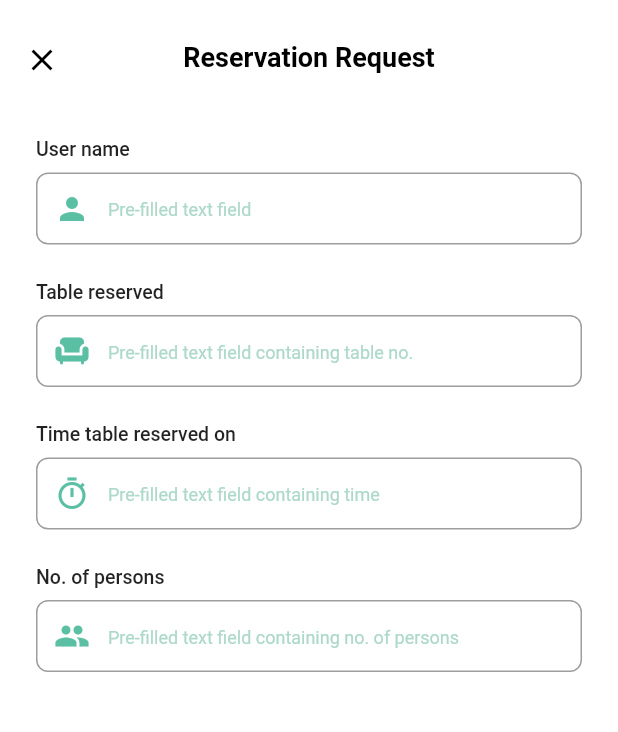
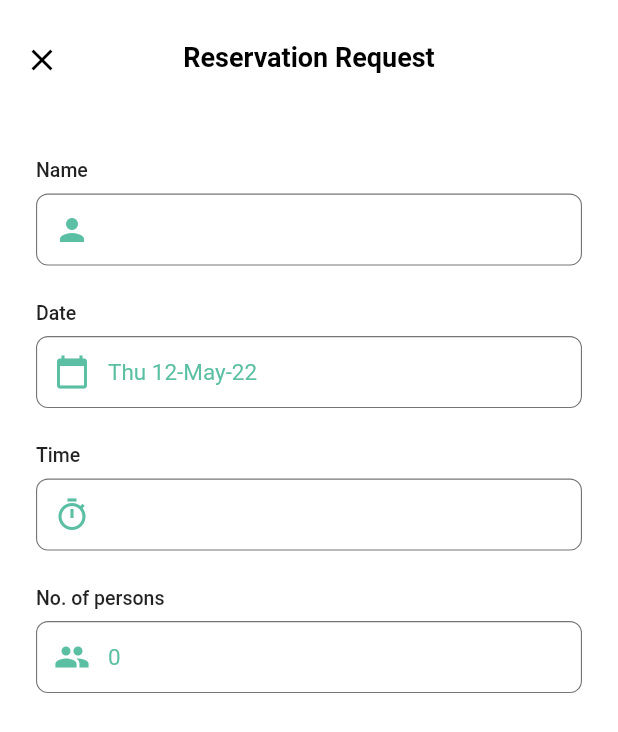
Before and after one commit to maheensabahat/hangry, a Flutter app: the ReservationRequests screen opened directly with empty values, on a phone screen of 412 x 824 dp. Shown: the top 732 px of the screen. Run offline on Flutter 3.47's test engine with Material 2 defaults, Android fonts, the phone set to English and light mode, and no system bars; our stand-ins replace animate_do, cloud_firestore, curved_navigation_bar, firebase_auth, firebase_core, google_sign_in and 2 more; missing offline and left inert: qr_code_scanner, scroll_app_bar; accounts and stored records are empty.

Commit message:
Restaurant Side UI

```diff
--- a/lib/Entities/ReservationRequest.dart
+++ b/lib/Entities/ReservationRequest.dart
@@ -7,6 +7,7 @@ class ReservationRequest {
   String? name;
   String? restaurantName;
   var restaurant_id;
+  var id;
 
   //user
   //rest
--- a/lib/Views/Restaurant/ReservationRequests.dart
+++ b/lib/Views/Restaurant/ReservationRequests.dart
@@ -1,10 +1,16 @@
 import 'package:flutter/material.dart';
+import 'package:intl/intl.dart';
+import 'package:project/Providers/RestaurantProvider.dart';
+import 'package:provider/provider.dart';
+import '../../Entities/ReservationRequest.dart';
 import '../User/Widgets/InputBox.dart';
 
 class ReservationRequests extends StatefulWidget {
   String type;
+  ReservationRequest request;
 
-  ReservationRequests({Key? key, required this.type}) : super(key: key);
+  ReservationRequests({Key? key, required this.type, required this.request})
+      : super(key: key);
 
   @override
   _ReservationRequestsState createState() => _ReservationRequestsState();
@@ -15,17 +21,11 @@ class _ReservationRequestsState extends State<ReservationRequests> {
       onPrimary: Color(0xFF154038),
       primary: Color(0xFF5ABFA3),
       shape: const RoundedRectangleBorder(
-        borderRadius: BorderRadius.all(Radius.circular(30)),
+        borderRadius: BorderRadius.all(Radius.circular(10)),
       ),
       textStyle: TextStyle(fontWeight: FontWeight.bold));
 
-  final ButtonStyle buttonStyle2 = ElevatedButton.styleFrom(
-      onPrimary: Colors.black,
-      primary: Colors.red,
-      shape: const RoundedRectangleBorder(
-        borderRadius: BorderRadius.all(Radius.circular(30)),
-      ),
-      textStyle: TextStyle(fontWeight: FontWeight.bold));
+  var formatter = DateFormat('EE dd-MMM-yy');
 
   @override
   Widget build(BuildContext context) {
@@ -51,57 +51,61 @@ class _ReservationRequestsState extends State<ReservationRequests> {
                 icon: Icon(Icons.clear, color: Colors.black)),
           ),
         ),
-        body: SingleChildScrollView(
-          child: Column(
-            mainAxisAlignment: MainAxisAlignment.center,
+        body: Column(
           children: [
             Padding(
-                padding:
-                    const EdgeInsets.symmetric(horizontal: 24, vertical: 36),
+              padding: const EdgeInsets.symmetric(horizontal: 24, vertical: 50),
               child: Column(
                 children: [
                   InputBox(
-                      label: 'User name',
-                      hintText: 'Pre-filled text field',
+                    label: 'Name',
+                    hintText: '',
                     icon: Icon(Icons.person, color: Color(0xFF5ABFA3)),
-                      controller: TextEditingController(),
+                    controller:
+                        TextEditingController(text: widget.request.name),
                     isNum: false,
+                    canEdit: false,
                   ),
                   InputBox(
-                      label: 'Table reserved',
-                      hintText: 'Pre-filled text field containing table no.',
-                      icon: Icon(Icons.chair, color: Color(0xFF5ABFA3)),
-                      controller: TextEditingController(),
+                    label: 'Date',
+                    hintText: '',
+                    icon: Icon(Icons.calendar_today, color: Color(0xFF5ABFA3)),
+                    controller: TextEditingController(
+                        text: formatter.format(widget.request.date)),
                     isNum: false,
+                    canEdit: false,
                   ),
                   InputBox(
-                      label: 'Time table reserved on',
-                      hintText: 'Pre-filled text field containing time',
-                      icon:
-                          Icon(Icons.timer_outlined, color: Color(0xFF5ABFA3)),
-                      controller: TextEditingController(),
+                    label: 'Time',
+                    hintText: '',
+                    icon: Icon(Icons.timer_outlined, color: Color(0xFF5ABFA3)),
+                    controller:
+                        TextEditingController(text: widget.request.time),
                     isNum: false,
+                    canEdit: false,
                   ),
                   InputBox(
                     label: 'No. of persons',
-                      hintText:
-                          'Pre-filled text field containing no. of persons',
+                    hintText: 'Pre-filled text field containing no. of persons',
                     icon: Icon(Icons.group, color: Color(0xFF5ABFA3)),
-                      controller: TextEditingController(),
+                    controller: TextEditingController(
+                        text: widget.request.seats.toString()),
                     isNum: false,
+                    canEdit: false,
                   ),
-                    if (widget.type == 'Pending' ||
-                        widget.type == 'Rejected') ...[
+                  if (widget.type == 'pending') ...[
                     Padding(
                       padding: const EdgeInsets.only(top: 16),
                       child: SizedBox(
-                          width: 220,
-                          height: 40,
+                        width: 130,
+                        height: 45,
                         child: ElevatedButton(
                           style: buttonStyle,
                           onPressed: () {
-                              // Navigator.of(context).push(
-                              //     MaterialPageRoute(builder: (context) => Approved_tables()));
+                            context
+                                .read<RestaurantProvider>()
+                                .approveRequest(widget.request.id);
+                            Navigator.of(context).pop();
                           },
                           child: Row(
                             mainAxisAlignment: MainAxisAlignment.center,
@@ -113,34 +117,10 @@ class _ReservationRequestsState extends State<ReservationRequests> {
                       ),
                     ),
                   ],
-                    if (widget.type == 'Pending' ||
-                        widget.type == 'Approved') ...[
-                      Padding(
-                        padding: const EdgeInsets.only(top: 16),
-                        child: SizedBox(
-                          width: 220,
-                          height: 40,
-                          child: ElevatedButton(
-                            style: buttonStyle2,
-                            onPressed: () {
-                              // Navigator.of(context).push(
-                              //     MaterialPageRoute(builder: (context) => Rejected_Tables()));
-                            },
-                            child: Row(
-                              mainAxisAlignment: MainAxisAlignment.center,
-                              children: [
-                                const Text('Reject'),
-                              ],
-                            ),
-                          ),
-                        ),
-                      ),
-                    ],
                 ],
               ),
             ),
           ],
-          ),
         ));
   }
 }
--- a/lib/Views/User/Widgets/InputBox.dart
+++ b/lib/Views/User/Widgets/InputBox.dart
@@ -6,9 +6,11 @@ class InputBox extends StatefulWidget {
   Icon icon;
   TextEditingController controller;
   bool isNum = false;
+  bool? canEdit;
 
   InputBox(
       {Key? key,
+      this.canEdit,
       required this.label,
       required this.hintText,
       required this.icon,
@@ -34,6 +36,7 @@ class InputBoxState extends State<InputBox> {
         Padding(
           padding: const EdgeInsets.only(top: 8, bottom: 24),
           child: TextFormField(
+            enabled: widget.canEdit,
             controller: widget.controller,
             enableInteractiveSelection: false,
             keyboardType:
@@ -53,7 +56,7 @@ class InputBoxState extends State<InputBox> {
               }
               return null;
             },
-            style: const TextStyle(color: Color(0xFF5ABFA3)),
+            style: const TextStyle(color: Color(0xFF5ABFA3), fontSize: 15),
             decoration: InputDecoration(
                 contentPadding: EdgeInsets.fromLTRB(10, 10, 10, 0),
                 border: OutlineInputBorder(
@@ -68,6 +71,10 @@ class InputBoxState extends State<InputBox> {
                     borderRadius: BorderRadius.circular(8.0),
                     borderSide:
                         const BorderSide(width: 2, color: Color(0xFF5ABFA3))),
+                disabledBorder: OutlineInputBorder(
+                    borderRadius: BorderRadius.circular(8.0),
+                    borderSide:
+                    const BorderSide(width: 0.75, color: Colors.black54)),
                 hintText: widget.hintText,
                 hintStyle: const TextStyle(
                   color: Color(0xFFADD9C9),
```
Also changed, not shown: lib/NetworkLayer/RestaurantNetworkCall.dart (+20 -5 lines), lib/Providers/RestaurantProvider.dart (+21 -3 lines), lib/Views/Restaurant/Order_history.dart (+8 -1 lines), lib/Views/Restaurant/RestaurantHome.dart (+30 -16 lines), lib/Views/Restaurant/RestaurantMenu.dart (+9 -21 lines), lib/Views/Restaurant/RestaurantOrder.dart (+7 -12 lines), lib/Views/Restaurant/TableReservations.dart (+42 -110 lines), lib/Views/Restaurant/Widgets/BackButton.dart (added, +20 -0 lines), lib/Views/Restaurant/Widgets/Loader.dart (added, +18 -0 lines). Lines whose indentation alone changed are shown as unchanged.
